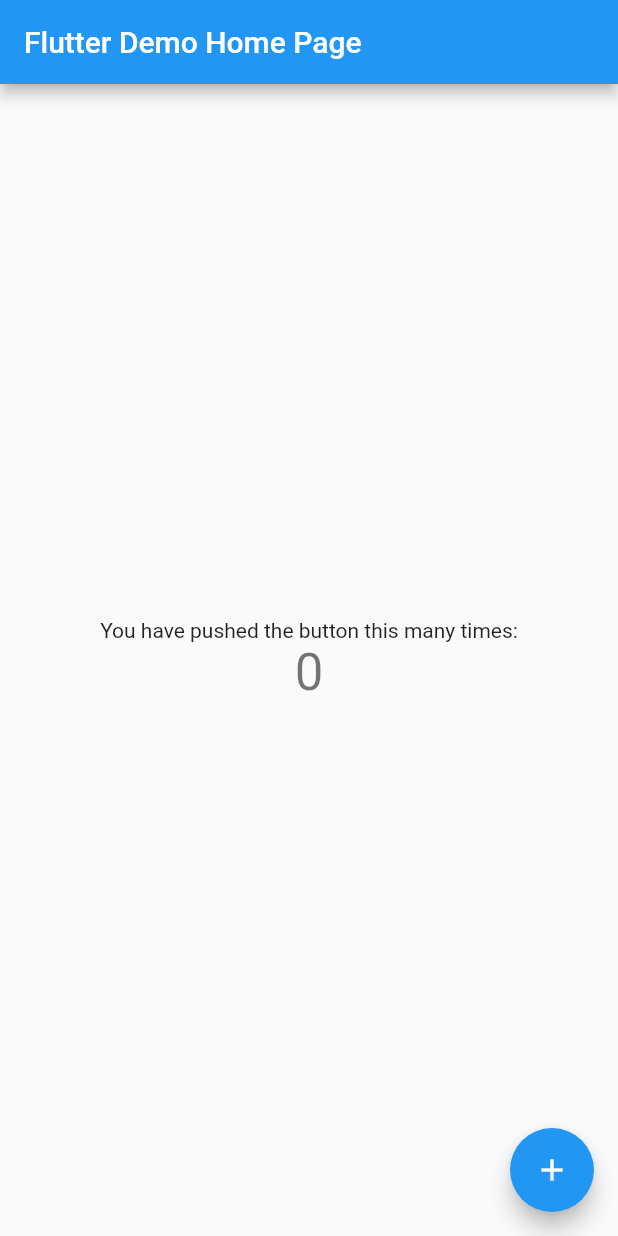
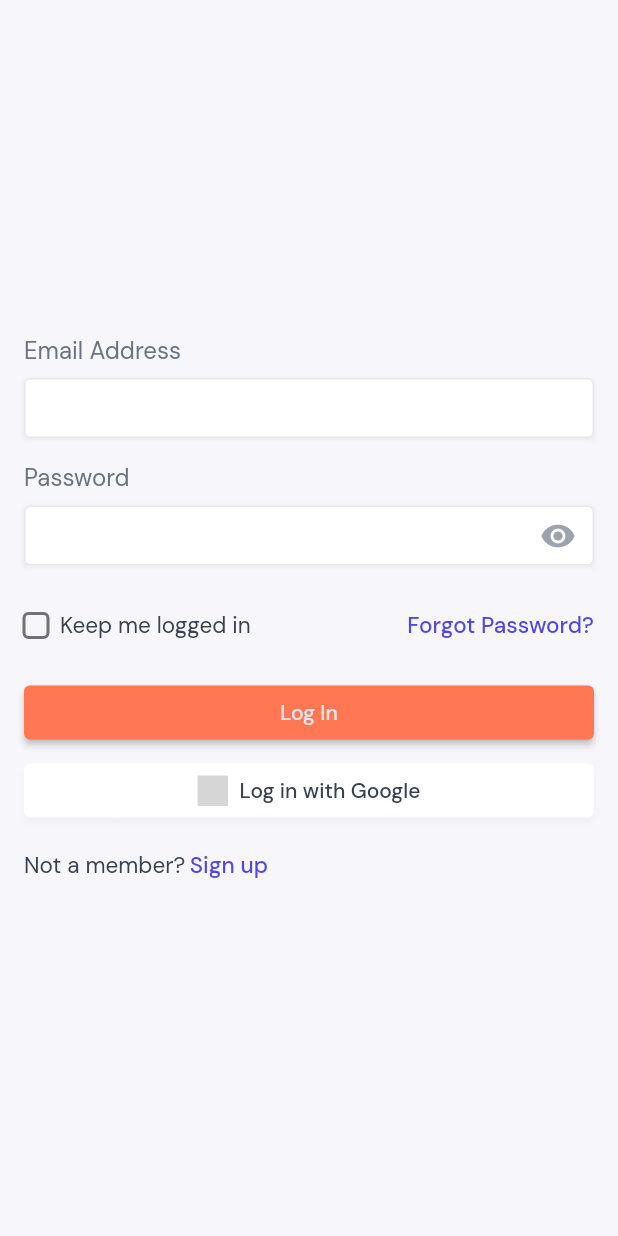
Before and after one commit to imriley/tender_bender, a Flutter app: the screen it shows after launch, on a phone screen of 412 x 824 dp. Run offline on Flutter 3.47's test engine with Material 2 defaults, Android fonts, the phone set to English and light mode, and no system bars; our stand-ins replace google_fonts, icons_plus; grey boxes are pictures that could not be loaded.

Commit message:
added authentication screen

```diff
--- /dev/null
+++ b/lib/Screens/AuthenticationScreen.dart
@@ -0,0 +1,517 @@
+import 'package:flutter/material.dart';
+import 'package:icons_plus/icons_plus.dart';
+
+class AuthenticationScreen extends StatefulWidget {
+  const AuthenticationScreen({super.key});
+
+  @override
+  State<AuthenticationScreen> createState() => _AuthenticationScreenState();
+}
+
+class _AuthenticationScreenState extends State<AuthenticationScreen> {
+  TextEditingController nameController = TextEditingController();
+  TextEditingController emailController = TextEditingController();
+  TextEditingController passwordController = TextEditingController();
+  bool showPassword = false;
+  bool termsAccepted = false;
+
+  @override
+  Widget build(BuildContext context) {
+    return Scaffold(
+      backgroundColor: const Color.fromRGBO(247, 246, 251, 1),
+      body: Center(
+        child: getSignInScreen(),
+      ),
+    );
+  }
+
+  Widget getSignInScreen() {
+    return Container(
+      margin: const EdgeInsets.only(left: 16, right: 16),
+      child: ListView(
+        shrinkWrap: true,
+        children: [
+          Column(
+            crossAxisAlignment: CrossAxisAlignment.start,
+            children: [
+              const Text(
+                'Email Address',
+                textAlign: TextAlign.left,
+                style: TextStyle(
+                    fontSize: 16,
+                    fontWeight: FontWeight.w400,
+                    color: Color(0xFF6B7280)),
+              ),
+              const SizedBox(height: 8),
+              Container(
+                decoration: const BoxDecoration(boxShadow: [
+                  BoxShadow(
+                      color: Color.fromRGBO(31, 41, 55, 0.08),
+                      blurRadius: 2,
+                      offset: Offset(0, 1))
+                ]),
+                child: SizedBox(
+                    height: 40,
+                    child: TextField(
+                      controller: emailController,
+                      decoration: const InputDecoration(
+                          contentPadding: EdgeInsets.all(8),
+                          filled: true,
+                          fillColor: Colors.white,
+                          enabledBorder: OutlineInputBorder(
+                              borderRadius:
+                                  BorderRadius.all(Radius.circular(4)),
+                              borderSide: BorderSide(
+                                  color: Color.fromARGB(255, 229, 231, 235))),
+                          focusedBorder: OutlineInputBorder(
+                              borderRadius:
+                                  BorderRadius.all(Radius.circular(4)),
+                              borderSide: BorderSide(
+                                  color: Color.fromARGB(255, 229, 231, 235)))),
+                    )),
+              ),
+              const SizedBox(
+                height: 16,
+              )
+            ],
+          ),
+          Column(
+            crossAxisAlignment: CrossAxisAlignment.start,
+            children: [
+              const Text(
+                'Password',
+                textAlign: TextAlign.left,
+                style: TextStyle(
+                    fontSize: 16,
+                    fontWeight: FontWeight.w400,
+                    color: Color(0xFF6B7280)),
+              ),
+              const SizedBox(height: 8),
+              Container(
+                decoration: const BoxDecoration(boxShadow: [
+                  BoxShadow(
+                      color: Color.fromRGBO(31, 41, 55, 0.08),
+                      blurRadius: 2,
+                      offset: Offset(0, 1))
+                ]),
+                child: SizedBox(
+                  height: 40,
+                  child: TextField(
+                    controller: passwordController,
+                    obscureText: true,
+                    decoration: InputDecoration(
+                        contentPadding: const EdgeInsets.all(8),
+                        filled: true,
+                        hintStyle: const TextStyle(
+                            color: Color.fromARGB(255, 209, 213, 219)),
+                        fillColor: Colors.white,
+                        enabledBorder: const OutlineInputBorder(
+                            borderRadius: BorderRadius.all(Radius.circular(4)),
+                            borderSide: BorderSide(
+                                color: Color.fromARGB(255, 229, 231, 235))),
+                        focusedBorder: const OutlineInputBorder(
+                            borderRadius: BorderRadius.all(Radius.circular(4)),
+                            borderSide: BorderSide(
+                                color: Color.fromARGB(255, 229, 231, 235))),
+                        suffixIcon: IconButton(
+                            color: const Color.fromARGB(255, 156, 163, 175),
+                            onPressed: () {
+                              setState(() {
+                                showPassword = !showPassword;
+                              });
+                            },
+                            icon: Icon(showPassword
+                                ? Icons.visibility_off
+                                : Icons.visibility))),
+                  ),
+                ),
+              )
+            ],
+          ),
+          Container(
+            margin: const EdgeInsets.only(top: 16),
+            padding: EdgeInsets.zero,
+            child: Row(
+              mainAxisAlignment: MainAxisAlignment.spaceBetween,
+              children: [
+                Row(
+                  children: [
+                    SizedBox(
+                      height: 16,
+                      width: 16,
+                      child: Checkbox(
+                          activeColor: const Color(0xffFF7853),
+                          value: termsAccepted,
+                          shape: RoundedRectangleBorder(
+                              borderRadius: BorderRadius.circular(4),
+                              side: const BorderSide(color: Color(0xFFD1D5DB))),
+                          onChanged: (newValue) {
+                            setState(() {
+                              termsAccepted = newValue ?? false;
+                            });
+                          }),
+                    ),
+                    const SizedBox(
+                      width: 8,
+                    ),
+                    const Text(
+                      "Keep me logged in",
+                      style: TextStyle(color: Color(0xff374151), fontSize: 15),
+                    )
+                  ],
+                ),
+                Container(
+                  child: TextButton(
+                    onPressed: () {},
+                    style: TextButton.styleFrom(
+                        padding: EdgeInsets.zero, minimumSize: Size.zero),
+                    child: const Text(
+                      "Forgot Password?",
+                      style: TextStyle(fontSize: 15, color: Color(0xFF5048E5)),
+                    ),
+                  ),
+                )
+              ],
+            ),
+          ),
+          Container(
+            margin: const EdgeInsets.only(top: 16),
+            width: double.infinity,
+            height: 36,
+            child: ElevatedButton(
+              onPressed: () {
+                print("done");
+              },
+              // onPressed: termsAccepted
+              //     ? () {
+              //         print("done");
+              //       }
+              //     : null,
+              style: ElevatedButton.styleFrom(
+                backgroundColor: const Color(0xffFF7853),
+              ),
+              child: const Text("Log In",
+                  style: TextStyle(color: Color(0xffE7E4E7), fontSize: 14)),
+            ),
+          ),
+          Container(
+            margin: const EdgeInsets.only(top: 16),
+            width: double.infinity,
+            height: 36,
+            child: ElevatedButton(
+              onPressed: () {
+                print("Hello");
+              },
+              style: ElevatedButton.styleFrom(
+                  backgroundColor: const Color.fromARGB(255, 255, 255, 255),
+                  shadowColor: const Color.fromRGBO(31, 41, 55, 0.08),
+                  elevation: 2,
+                  padding: const EdgeInsets.only(top: 8, bottom: 8)),
+              child: Row(
+                mainAxisAlignment: MainAxisAlignment.center,
+                children: [
+                  Logo(
+                    Logos.google,
+                    size: 20,
+                  ),
+                  const SizedBox(
+                    width: 8,
+                  ),
+                  const Text("Log in with Google",
+                      style: TextStyle(fontSize: 14, color: Color(0xff374151))),
+                ],
+              ),
+            ),
+          ),
+          Container(
+            margin: const EdgeInsets.only(top: 8),
+            child: Row(children: [
+              const Text(
+                "Not a member?",
+                style: TextStyle(color: Color(0xff374151), fontSize: 15),
+              ),
+              const SizedBox(width: 3),
+              TextButton(
+                onPressed: () {},
+                style: TextButton.styleFrom(
+                    padding: EdgeInsets.zero, minimumSize: Size.zero),
+                child: const Text(
+                  "Sign up",
+                  style: TextStyle(fontSize: 15, color: Color(0xFF5048E5)),
+                ),
+              )
+            ]),
+          )
+        ],
+      ),
+    );
+  }
+
+  Widget getSignUpScreen() {
+    return Container(
+      margin: const EdgeInsets.only(left: 16.0, right: 16.0),
+      child: ListView(
+        shrinkWrap: true,
+        children: [
+          ElevatedButton(
+            onPressed: () {
+              print("Hello");
+            },
+            style: ElevatedButton.styleFrom(
+                backgroundColor: const Color.fromARGB(255, 255, 255, 255),
+                shadowColor: const Color.fromRGBO(31, 41, 55, 0.08),
+                elevation: 2,
+                padding: const EdgeInsets.only(top: 8, bottom: 8)),
+            child: Row(
+              mainAxisAlignment: MainAxisAlignment.center,
+              children: [
+                Logo(
+                  Logos.google,
+                  size: 20,
+                ),
+                const SizedBox(
+                  width: 8,
+                ),
+                const Text("Sign up with Google",
+                    style: TextStyle(fontSize: 14, color: Color(0xff374151))),
+              ],
+            ),
+          ),
+          Container(
+            margin: const EdgeInsets.only(top: 24, bottom: 24),
+            child: Row(
+              children: const [
+                Expanded(
+                  child: Divider(
+                    color: Color(0xff9CA3AF),
+                    endIndent: 16,
+                  ),
+                ),
+                Text(
+                  "or use your email",
+                  style: TextStyle(fontSize: 16, color: Color(0xff9CA3AF)),
+                ),
+                Expanded(
+                  child: Divider(
+                    color: Color(0xff9CA3AF),
+                    indent: 16,
+                  ),
+                ),
+              ],
+            ),
+          ),
+          Column(
+            crossAxisAlignment: CrossAxisAlignment.start,
+            children: [
+              const Text(
+                'Full Name',
+                textAlign: TextAlign.left,
+                style: TextStyle(
+                    fontSize: 16,
+                    fontWeight: FontWeight.w400,
+                    color: Color(0xFF6B7280)),
+              ),
+              const SizedBox(height: 8),
+              Container(
+                decoration: const BoxDecoration(boxShadow: [
+                  BoxShadow(
+                      color: Color.fromRGBO(31, 41, 55, 0.08),
+                      blurRadius: 2,
+                      offset: Offset(0, 1))
+                ]),
+                child: SizedBox(
+                  height: 40,
+                  child: TextField(
+                    controller: nameController,
+                    decoration: const InputDecoration(
+                        contentPadding: EdgeInsets.all(8),
+                        filled: true,
+                        fillColor: Colors.white,
+                        enabledBorder: OutlineInputBorder(
+                            borderRadius: BorderRadius.all(Radius.circular(4)),
+                            borderSide: BorderSide(
+                                color: Color.fromARGB(255, 229, 231, 235))),
+                        focusedBorder: OutlineInputBorder(
+                            borderRadius: BorderRadius.all(Radius.circular(4)),
+                            borderSide: BorderSide(
+                                color: Color.fromARGB(255, 229, 231, 235)))),
+                  ),
+                ),
+              ),
+              const SizedBox(
+                height: 16,
+              )
+            ],
+          ),
+          Column(
+            crossAxisAlignment: CrossAxisAlignment.start,
+            children: [
+              const Text(
+                'Email Address',
+                textAlign: TextAlign.left,
+                style: TextStyle(
+                    fontSize: 16,
+                    fontWeight: FontWeight.w400,
+                    color: Color(0xFF6B7280)),
+              ),
+              const SizedBox(height: 8),
+              Container(
+                decoration: const BoxDecoration(boxShadow: [
+                  BoxShadow(
+                      color: Color.fromRGBO(31, 41, 55, 0.08),
+                      blurRadius: 2,
+                      offset: Offset(0, 1))
+                ]),
+                child: SizedBox(
+                    height: 40,
+                    child: TextField(
+                      controller: emailController,
+                      decoration: const InputDecoration(
+                          contentPadding: EdgeInsets.all(8),
+                          filled: true,
+                          fillColor: Colors.white,
+                          enabledBorder: OutlineInputBorder(
+                              borderRadius:
+                                  BorderRadius.all(Radius.circular(4)),
+                              borderSide: BorderSide(
+                                  color: Color.fromARGB(255, 229, 231, 235))),
+                          focusedBorder: OutlineInputBorder(
+                              borderRadius:
+                                  BorderRadius.all(Radius.circular(4)),
+                              borderSide: BorderSide(
+                                  color: Color.fromARGB(255, 229, 231, 235)))),
+                    )),
+              ),
+              const SizedBox(
+                height: 16,
+              )
+            ],
+          ),
+          Column(
+            crossAxisAlignment: CrossAxisAlignment.start,
+            children: [
+              const Text(
+                'Password',
+                textAlign: TextAlign.left,
+                style: TextStyle(
+                    fontSize: 16,
+                    fontWeight: FontWeight.w400,
+                    color: Color(0xFF6B7280)),
+              ),
+              const SizedBox(height: 8),
+              Container(
+                decoration: const BoxDecoration(boxShadow: [
+                  BoxShadow(
+                      color: Color.fromRGBO(31, 41, 55, 0.08),
+                      blurRadius: 2,
+                      offset: Offset(0, 1))
+                ]),
+                child: SizedBox(
+                  height: 40,
+                  child: TextField(
+                    controller: passwordController,
+                    obscureText: true,
+                    decoration: InputDecoration(
+                        contentPadding: const EdgeInsets.all(8),
+                        filled: true,
+                        hintText: "8+ characters",
+                        hintStyle: const TextStyle(
+                            color: Color.fromARGB(255, 209, 213, 219)),
+                        fillColor: Colors.white,
+                        enabledBorder: const OutlineInputBorder(
+                            borderRadius: BorderRadius.all(Radius.circular(4)),
+                            borderSide: BorderSide(
+                                color: Color.fromARGB(255, 229, 231, 235))),
+                        focusedBorder: const OutlineInputBorder(
+                            borderRadius: BorderRadius.all(Radius.circular(4)),
+                            borderSide: BorderSide(
+                                color: Color.fromARGB(255, 229, 231, 235))),
+                        suffixIcon: IconButton(
+                            color: const Color.fromARGB(255, 156, 163, 175),
+                            onPressed: () {
+                              setState(() {
+                                showPassword = !showPassword;
+                              });
+                            },
+                            icon: Icon(showPassword
+                                ? Icons.visibility_off
+                                : Icons.visibility))),
+                  ),
+                ),
+              )
+            ],
+          ),
+          Container(
+            margin: const EdgeInsets.only(top: 24),
+            width: double.infinity,
+            height: 36,
+            child: ElevatedButton(
+              onPressed: termsAccepted
+                  ? () {
+                      print("done");
+                    }
+                  : null,
+              style: ElevatedButton.styleFrom(
+                backgroundColor: const Color(0xffFF7853),
+              ),
+              child: Text("Create an account",
+                  style: TextStyle(
+                      color: termsAccepted
+                          ? const Color(0xffE7E4E7)
+                          : const Color(0xFF6B7280),
+                      fontSize: 14)),
+            ),
+          ),
+          Container(
+            margin: const EdgeInsets.only(top: 24),
+            padding: EdgeInsets.zero,
+            child: Row(
+              mainAxisAlignment: MainAxisAlignment.start,
+              children: [
+                SizedBox(
+                  height: 16,
+                  width: 16,
+                  child: Checkbox(
+                      activeColor: const Color(0xffFF7853),
+                      value: termsAccepted,
+                      shape: RoundedRectangleBorder(
+                          borderRadius: BorderRadius.circular(4),
+                          side: const BorderSide(color: Color(0xFFD1D5DB))),
+                      onChanged: (newValue) {
+                        setState(() {
+                          termsAccepted = newValue ?? false;
+                        });
+                      }),
+                ),
+                const SizedBox(
+                  width: 8,
+                ),
+                const Expanded(
+                    child: Text(
+                  "I agree to the Terms of Service and Privacy Policy",
+                  style: TextStyle(color: Color(0xff374151), fontSize: 15),
+                ))
+              ],
+            ),
+          ),
+          Row(children: [
+            const Text(
+              "Already a member?",
+              style: TextStyle(color: Color(0xff374151), fontSize: 15),
+            ),
+            const SizedBox(width: 3),
+            TextButton(
+              onPressed: () {},
+              style: TextButton.styleFrom(
+                  padding: EdgeInsets.zero, minimumSize: Size.zero),
+              child: const Text(
+                "Sign in",
+                style: TextStyle(fontSize: 15, color: Color(0xFF5048E5)),
+              ),
+            )
+          ])
+        ],
+      ),
+    );
+  }
+}
--- a/lib/main.dart
+++ b/lib/main.dart
@@ -1,115 +1,21 @@
 import 'package:flutter/material.dart';
+import 'Screens/AuthenticationScreen.dart';
+import 'package:google_fonts/google_fonts.dart';
 
-void main() {
-  runApp(const MyApp());
-}
+void main() => runApp(const MyApp());
 
 class MyApp extends StatelessWidget {
   const MyApp({super.key});
 
-  // This widget is the root of your application.
   @override
   Widget build(BuildContext context) {
     return MaterialApp(
-      title: 'Flutter Demo',
+      title: 'Flutter',
+      debugShowCheckedModeBanner: false,
       theme: ThemeData(
-        // This is the theme of your application.
-        //
-        // Try running your application with "flutter run". You'll see the
-        // application has a blue toolbar. Then, without quitting the app, try
-        // changing the primarySwatch below to Colors.green and then invoke
-        // "hot reload" (press "r" in the console where you ran "flutter run",
-        // or simply save your changes to "hot reload" in a Flutter IDE).
-        // Notice that the counter didn't reset back to zero; the application
-        // is not restarted.
-        primarySwatch: Colors.blue,
+        fontFamily: GoogleFonts.dmSans().fontFamily,
       ),
-      home: const MyHomePage(title: 'Flutter Demo Home Page'),
+      home: const AuthenticationScreen(),
     );
   }
 }
-
-class MyHomePage extends StatefulWidget {
-  const MyHomePage({super.key, required this.title});
-
-  // This widget is the home page of your application. It is stateful, meaning
-  // that it has a State object (defined below) that contains fields that affect
-  // how it looks.
-
-  // This class is the configuration for the state. It holds the values (in this
-  // case the title) provided by the parent (in this case the App widget) and
-  // used by the build method of the State. Fields in a Widget subclass are
-  // always marked "final".
-
-  final String title;
-
-  @override
-  State<MyHomePage> createState() => _MyHomePageState();
-}
-
-class _MyHomePageState extends State<MyHomePage> {
-  int _counter = 0;
-
-  void _incrementCounter() {
-    setState(() {
-      // This call to setState tells the Flutter framework that something has
-      // changed in this State, which causes it to rerun the build method below
-      // so that the display can reflect the updated values. If we changed
-      // _counter without calling setState(), then the build method would not be
-      // called again, and so nothing would appear to happen.
-      _counter++;
-    });
-  }
-
-  @override
-  Widget build(BuildContext context) {
-    // This method is rerun every time setState is called, for instance as done
-    // by the _incrementCounter method above.
-    //
-    // The Flutter framework has been optimized to make rerunning build methods
-    // fast, so that you can just rebuild anything that needs updating rather
-    // than having to individually change instances of widgets.
-    return Scaffold(
-      appBar: AppBar(
-        // Here we take the value from the MyHomePage object that was created by
-        // the App.build method, and use it to set our appbar title.
-        title: Text(widget.title),
-      ),
-      body: Center(
-        // Center is a layout widget. It takes a single child and positions it
-        // in the middle of the parent.
-        child: Column(
-          // Column is also a layout widget. It takes a list of children and
-          // arranges them vertically. By default, it sizes itself to fit its
-          // children horizontally, and tries to be as tall as its parent.
-          //
-          // Invoke "debug painting" (press "p" in the console, choose the
-          // "Toggle Debug Paint" action from the Flutter Inspector in Android
-          // Studio, or the "Toggle Debug Paint" command in Visual Studio Code)
-          // to see the wireframe for each widget.
-          //
-          // Column has various properties to control how it sizes itself and
-          // how it positions its children. Here we use mainAxisAlignment to
-          // center the children vertically; the main axis here is the vertical
-          // axis because Columns are vertical (the cross axis would be
-          // horizontal).
-          mainAxisAlignment: MainAxisAlignment.center,
-          children: <Widget>[
-            const Text(
-              'You have pushed the button this many times:',
-            ),
-            Text(
-              '$_counter',
-              style: Theme.of(context).textTheme.headlineMedium,
-            ),
-          ],
-        ),
-      ),
-      floatingActionButton: FloatingActionButton(
-        onPressed: _incrementCounter,
-        tooltip: 'Increment',
-        child: const Icon(Icons.add),
-      ), // This trailing comma makes auto-formatting nicer for build methods.
-    );
-  }
-}
--- a/pubspec.yaml
+++ b/pubspec.yaml
@@ -35,6 +35,9 @@ dependencies:
   # The following adds the Cupertino Icons font to your application.
   # Use with the CupertinoIcons class for iOS style icons.
   cupertino_icons: ^1.0.2
+  google_fonts: ^4.0.3
+  icons_plus: ^4.0.0
+
 
 dev_dependencies:
   flutter_test:
```
Also changed, not shown: pubspec.lock.
